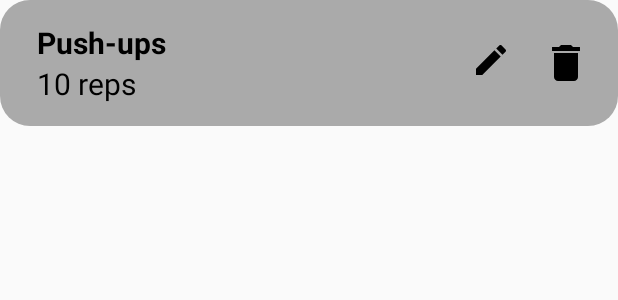
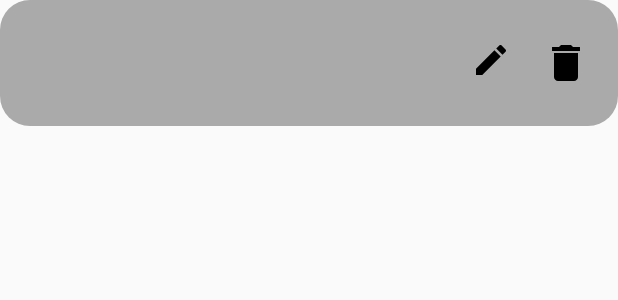
Before and after one commit to Kobietka/TrainingTimer, an Android app: the layout recyclew_view_exercise_entry.xml on its own in the app's theme, with its tools: preview values and no code run, on a phone screen of 412 x 824 dp. Shown: the top 300 px of the screen. Run offline under Robolectric (Android 15) with nearby library versions, the phone set to English and light mode, and no system bars.

Commit message:
Remove unnecessary text fields from layout

```diff
--- a/app/src/main/res/layout/recyclew_view_exercise_entry.xml
+++ b/app/src/main/res/layout/recyclew_view_exercise_entry.xml
@@ -19,7 +19,6 @@
             android:id="@+id/fragment_exercises_entry_name"
             android:layout_width="wrap_content"
             android:layout_height="wrap_content"
-            android:text="Push-ups"
             android:textStyle="bold"
             android:textSize="20sp"
             android:textColor="@android:color/black"/>
@@ -28,7 +27,6 @@
             android:layout_width="wrap_content"
             android:layout_height="wrap_content"
             android:id="@+id/fragment_exercises_entry_count"
-            android:text="10 reps"
             android:textSize="20sp"
             android:textColor="@android:color/black"/>
 
```
